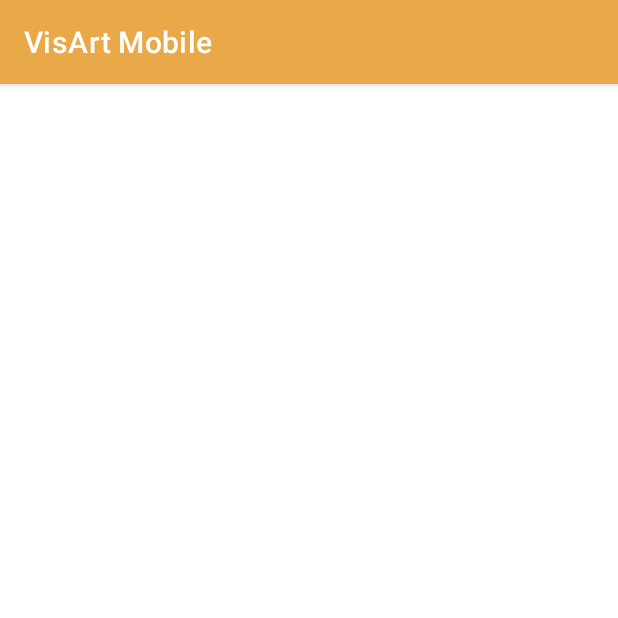
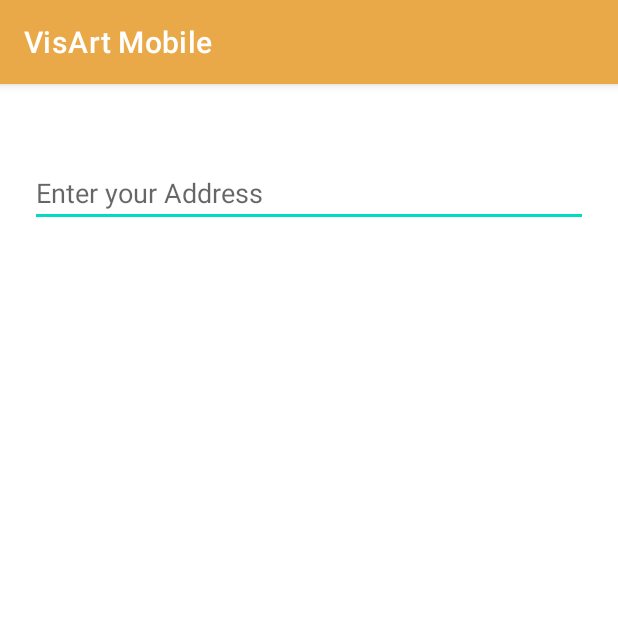
Before and after one commit to McGill-ECSE321-Fall2020/project-group-05, an Android app: the PurchaseArtActivity screen opened directly, with no data from a screen before it, on a phone screen of 412 x 824 dp, the top half of it. Run offline under Robolectric (Android 15) with nearby library versions, the phone set to English and light mode, and no system bars.

Commit message:
fix merge conf

```diff
--- a/visart-mobile-app/app/src/main/java/com/example/visartmobile/ListingActivity.java
+++ b/visart-mobile-app/app/src/main/java/com/example/visartmobile/ListingActivity.java
@@ -108,7 +108,7 @@ public class ListingActivity extends AppCompatActivity {
     }
 
     public void buyArt() {
-        Intent intent = new Intent(this, PurchaseArtActivity.class);
+        Intent intent = new Intent(this, CheckoutActivity.class);
         intent.putExtra("idCodeListing", ID_CODE);
         startActivity(intent);
     }
--- a/visart-mobile-app/app/src/main/res/layout/activity_purchase_art.xml
+++ b/visart-mobile-app/app/src/main/res/layout/activity_purchase_art.xml
@@ -6,5 +6,32 @@
     android:layout_height="match_parent"
     tools:context=".PurchaseArtActivity">
 
+    <LinearLayout
+        android:layout_width="match_parent"
+        android:layout_height="wrap_content"
+        android:orientation="vertical"
+        android:paddingBottom="20dp"
+        android:paddingLeft="20dp"
+        android:paddingRight="20dp"
+        android:paddingTop="20dp"
+        android:layout_marginTop="30dp"
+        android:background="@drawable/form_bubble_shape"
+
+        >
+
+        <EditText
+            android:layout_width="match_parent"
+            android:layout_height="wrap_content"
+            android:id="@+id/targetAddress"
+            android:hint="Enter your Address"
+            android:inputType="textEmailAddress"
+            />
+
+
+
+
+    </LinearLayout>
+
+
 
 </RelativeLayout>
```
